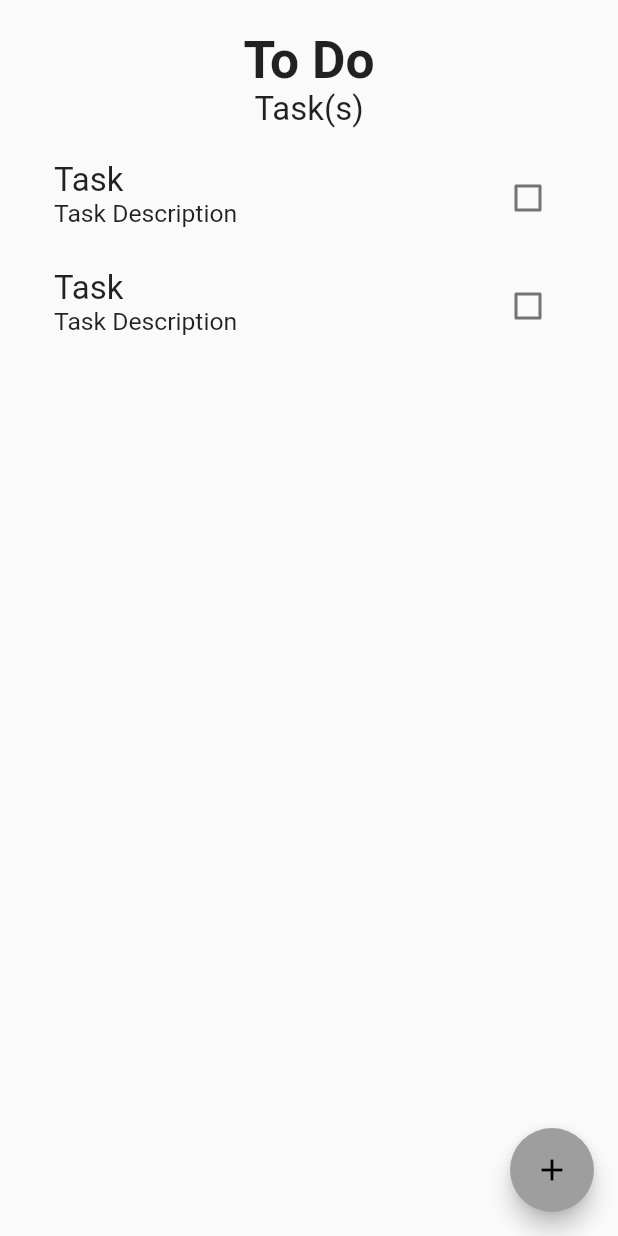
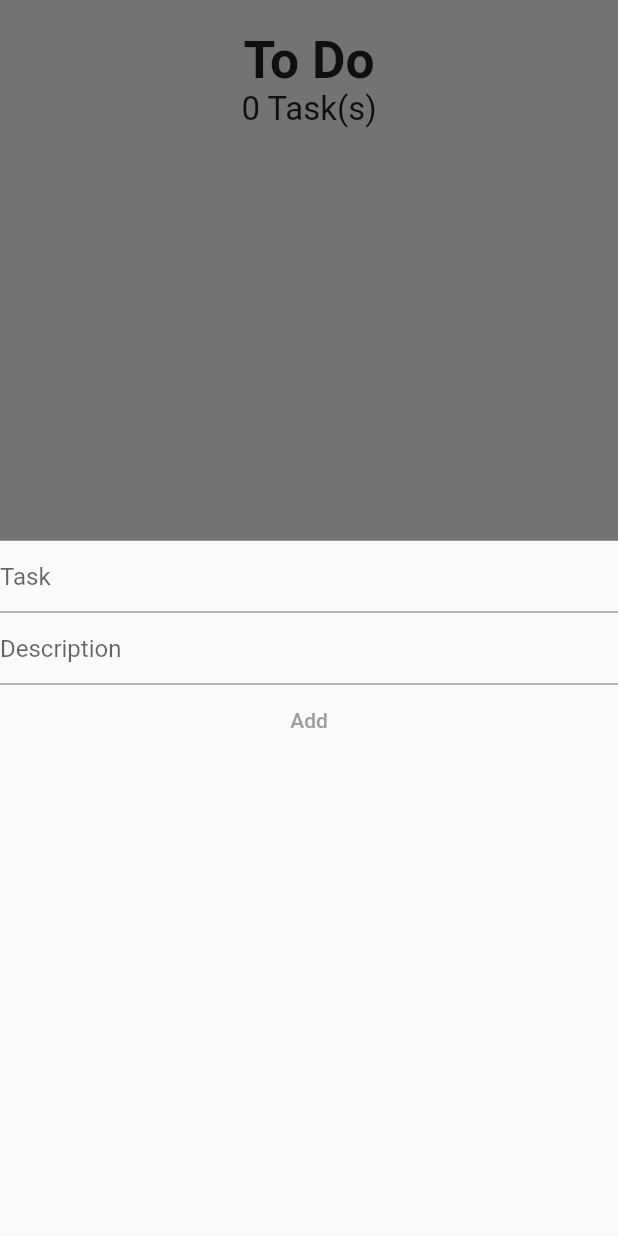
Before and after one commit to Adzumr/Debt-Monitor, a Flutter app: the screen it shows after launch, after a tap on the "add" icon, on a phone screen of 412 x 824 dp. Run offline on Flutter 3.47's test engine with Material 2 defaults, Android fonts, the phone set to English and light mode, and no system bars; our stand-ins replace device_preview, sizer.

Commit message:
fix some bugs

```diff
--- a/lib/main.dart
+++ b/lib/main.dart
@@ -18,13 +18,16 @@
   // This widget is the root of your application.
   @override
   Widget build(BuildContext context) {
-    return MaterialApp(
-      debugShowCheckedModeBanner: false,
-      title: 'To Do App',
-      theme: ThemeData(
-        primarySwatch: Colors.grey,
+    return ChangeNotifierProvider(
+      create: (context) => TaskData(),
+      child: MaterialApp(
+        debugShowCheckedModeBanner: false,
+        title: 'To Do App',
+        theme: ThemeData(
+          primarySwatch: Colors.grey,
+        ),
+        home: const ToDoScreen(),
       ),
-      home: const ToDoScreen(),
     );
   }
 }
--- a/lib/model/task.dart
+++ b/lib/model/task.dart
@@ -1,14 +1,14 @@
 class Task {
-  String? name;
-  String? description;
+  String name;
+  String description;
   bool isDone;
 
   Task({
-    this.isDone = false,
-    this.name,
-    this.description,
+    required this.isDone,
+    required this.name,
+    required this.description,
   });
-  void isDOneToggle() {
+  void isDoneToggle() {
     isDone = !isDone;
   }
 }
--- a/lib/model/taskData.dart
+++ b/lib/model/taskData.dart
@@ -1,10 +1,17 @@
 import 'package:debt_monitor/model/task.dart';
+import 'package:flutter/cupertino.dart';
 import 'package:flutter/foundation.dart';
+import 'package:flutter/material.dart';
 
 class TaskData extends ChangeNotifier {
-  List<Task> tasks = [
-    Task(name: 'Workout', description: "10 mins daily"),
-    Task(name: 'Workout', description: "10 mins daily"),
-    Task(name: 'Workout', description: "10 mins daily"),
-  ];
+  List<Task> tasks = [];
+  Task addTask(bool isDone, String name, String description) {
+    Task newTask = Task(isDone: isDone, name: name, description: description);
+    return newTask;
+  }
+
+  void clearList() {
+    tasks.clear();
+    notifyListeners();
+  }
 }
--- a/lib/screens/mainScreen.dart
+++ b/lib/screens/mainScreen.dart
@@ -1,5 +1,8 @@
+import 'package:debt_monitor/model/task.dart';
+import 'package:debt_monitor/model/taskData.dart';
 import 'package:debt_monitor/preDefined.dart';
 import 'package:flutter/material.dart';
+import 'package:provider/provider.dart';
 import 'package:sizer/sizer.dart';
 
 class ToDoScreen extends StatefulWidget {
@@ -10,15 +13,57 @@ class ToDoScreen extends StatefulWidget {
 }
 
 class _ToDoScreenState extends State<ToDoScreen> {
-  bool stateValue = false;
   @override
   Widget build(BuildContext context) {
+    String? task;
+    String? description;
+    bool? isdone;
+    dynamic taskLength = Provider.of<TaskData>(context).tasks.length;
     return SafeArea(
       child: Sizer(
         builder: (context, orientation, deviceType) {
           return Scaffold(
             floatingActionButton: FloatingActionButton(
-              onPressed: () {},
+              onPressed: () {
+                Provider.of<TaskData>(context, listen: false).clearList();
+
+                showModalBottomSheet(
+                    context: context,
+                    builder: (context) {
+                      return Column(
+                        children: [
+                          TextField(
+                            onChanged: ((value) {
+                              task = value;
+                            }),
+                            decoration: const InputDecoration(hintText: "Task"),
+                          ),
+                          TextField(
+                            onChanged: ((value) {
+                              description = value;
+                            }),
+                            decoration:
+                                const InputDecoration(hintText: "Description"),
+                          ),
+                          TextButton(
+                            onPressed: () {
+                              setState(() {
+                                Provider.of<TaskData>(context, listen: false)
+                                    .tasks
+                                    .add(Task(
+                                        description: description!,
+                                        name: task!,
+                                        isDone: false));
+
+                                Navigator.pop(context);
+                              });
+                            },
+                            child: const Text("Add"),
+                          )
+                        ],
+                      );
+                    });
+              },
               child: const Icon(Icons.add),
             ),
             body: SafeArea(
@@ -35,7 +80,7 @@ class _ToDoScreenState extends State<ToDoScreen> {
                           style: headFontStyle,
                         ),
                         Text(
-                          "Task(s)",
+                          "$taskLength Task(s)",
                           style: bodyFontStyle,
                         ),
                         const SizedBox(height: 10),
@@ -43,23 +88,23 @@ class _ToDoScreenState extends State<ToDoScreen> {
                     ),
                     Expanded(
                       child: ListView.builder(
-                        itemCount: 2,
+                        itemCount: taskLength,
                         itemBuilder: (context, index) {
-                          return ListTile(
-                            title: Text(
-                              "Task",
-                              style: bodyFontStyle,
-                            ),
-                            subtitle: Text(
-                              "Task Description",
-                              style: bodyFontStyle.copyWith(
-                                  fontSize: 12.sp,
-                                  fontWeight: FontWeight.normal),
-                            ),
-                            trailing: Checkbox(
-                              value: false,
-                              onChanged: (value) {},
-                            ),
+                          return Column(
+                            children: [
+                              Text(Provider.of<TaskData>(context)
+                                  .tasks[index]
+                                  .name),
+                              Text(Provider.of<TaskData>(context)
+                                  .tasks[index]
+                                  .description),
+                              Checkbox(
+                                value: Provider.of<TaskData>(context)
+                                    .tasks[index]
+                                    .isDone,
+                                onChanged: null,
+                              )
+                            ],
                           );
                         },
                       ),
```
